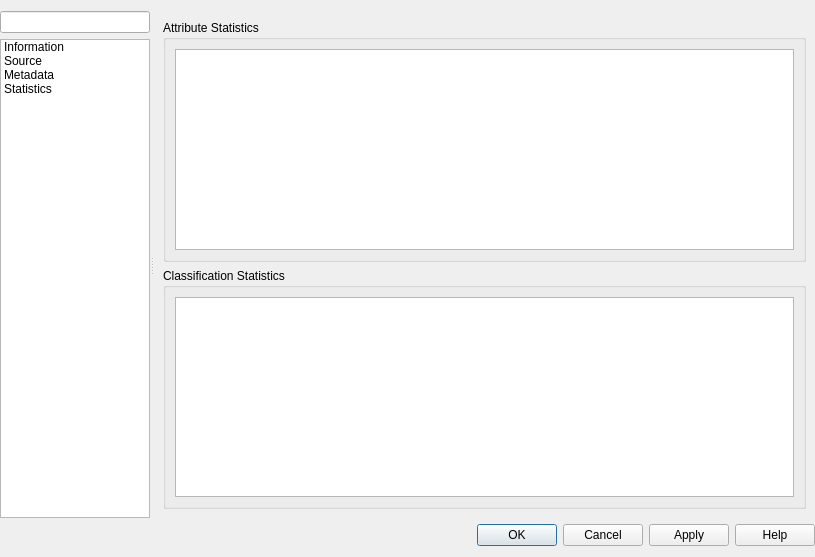
Above: src/ui/qgspointcloudlayerpropertiesbase.ui from qgis/QGIS before the change. Below: the same form after it.
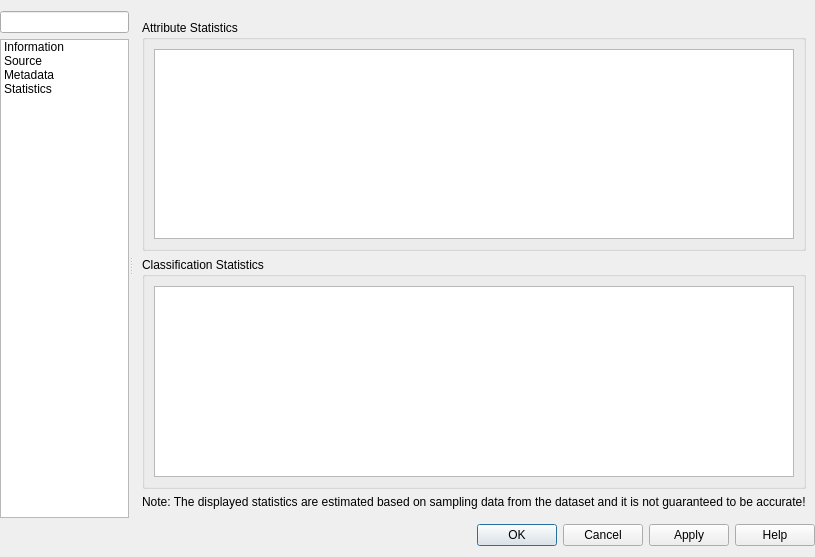
That is the form after the change. The open tabs and pages were chosen to show the change. Icons and pictures are not drawn. Custom widgets are drawn as their Qt base class.

The edit to the form file:
```diff
--- a/src/ui/qgspointcloudlayerpropertiesbase.ui
+++ b/src/ui/qgspointcloudlayerpropertiesbase.ui
@@ -410,6 +410,13 @@
              </layout>
             </widget>
            </item>
+           <item>
+            <widget class="QLabel" name="mStatisticsCalculationWarningLabel">
+             <property name="text">
+              <string>Note: The displayed statistics are estimated based on sampling data from the dataset and it is not guaranteed to be accurate!</string>
+             </property>
+            </widget>
+           </item>
           </layout>
          </widget>
         </widget>
```
Left out of the diff: 2 changed lines with no effect on the pictures.
